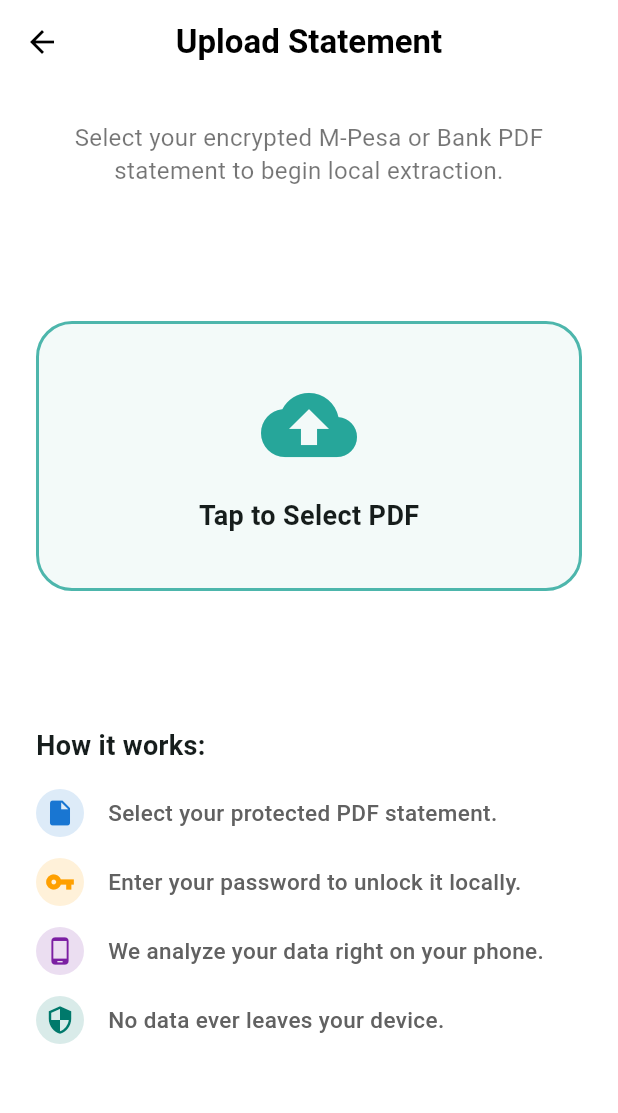
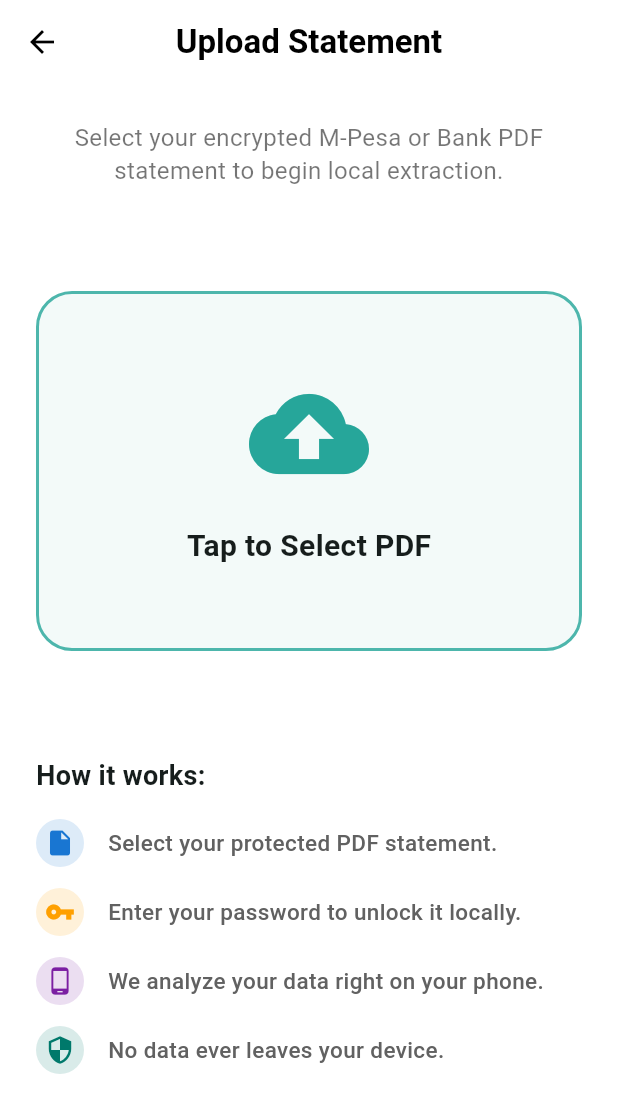
Before and after one commit to NATO-dotcom/CreditPassport, a Flutter app: the UploadScreen screen opened directly, on a phone screen of 412 x 824 dp. Shown: the top 1113 px of the screen. Run offline on Flutter 3.47's test engine with Material 3 defaults, Android fonts, the phone set to English and light mode, and no system bars; our stand-ins replace file_picker, fl_chart, flutter_riverpod.

Commit message:
Finished on the UI

```diff
--- a/lib/features/upload/upload_screen.dart
+++ b/lib/features/upload/upload_screen.dart
@@ -36,7 +36,10 @@ class _UploadScreenState extends ConsumerState<UploadScreen> {
     return Scaffold(
       backgroundColor: Colors.white,
       appBar: AppBar(
-        title: const Text('Upload Statement', style: TextStyle(fontWeight: FontWeight.w600)),
+        title: const Text(
+          'Upload Statement',
+          style: TextStyle(fontWeight: FontWeight.w600),
+        ),
         backgroundColor: Colors.transparent,
         elevation: 0,
         centerTitle: true,
@@ -52,7 +55,11 @@ class _UploadScreenState extends ConsumerState<UploadScreen> {
                 // Restored descriptive text at the top
                 const Text(
                   'Select your encrypted M-Pesa or Bank PDF statement to begin local extraction.',
-                  style: TextStyle(fontSize: 16, color: Colors.black54, height: 1.4),
+                  style: TextStyle(
+                    fontSize: 16,
+                    color: Colors.black54,
+                    height: 1.4,
+                  ),
                   textAlign: TextAlign.center,
                 ),
                 const Spacer(),
@@ -66,11 +73,18 @@ class _UploadScreenState extends ConsumerState<UploadScreen> {
                 _buildFileCard(selectedFileName),
                 const Spacer(),
                 uploadState.when(
-                  loading: () => const Center(child: CircularProgressIndicator(color: Colors.teal)),
-                  error: (error, stack) => Column(children: [
-                    Text(error.toString(), style: const TextStyle(color: Colors.red)),
-                    _buildProcessButton(selectedFileName)
-                  ]),
+                  loading: () => const Center(
+                    child: CircularProgressIndicator(color: Colors.teal),
+                  ),
+                  error: (error, stack) => Column(
+                    children: [
+                      Text(
+                        error.toString(),
+                        style: const TextStyle(color: Colors.red),
+                      ),
+                      _buildProcessButton(selectedFileName),
+                    ],
+                  ),
                   data: (_) => _buildProcessButton(selectedFileName),
                 ),
               ],
@@ -87,24 +101,36 @@ class _UploadScreenState extends ConsumerState<UploadScreen> {
       onTap: () async {
         FilePickerResult? result = await FilePicker.platform.pickFiles(
           type: FileType.custom,
-          allowedExtensions: ['pdf']
+          allowedExtensions: ['pdf'],
         );
-        if (result != null) ref.read(selectedFileProvider.notifier).state = result.files.single.name;
+        if (result != null) {
+          ref.read(selectedFileProvider.notifier).state =
+              result.files.single.name;
+        }
       },
       child: Container(
         width: double.infinity,
-        height: 180,
+        height: 240, // Increased from 180 to give it much more presence
         decoration: BoxDecoration(
           color: Colors.teal.shade50.withOpacity(0.4),
           borderRadius: BorderRadius.circular(24),
-          border: Border.all(color: Colors.teal.shade300, width: 2, style: BorderStyle.solid),
+          border: Border.all(
+            color: Colors.teal.shade300,
+            width: 2,
+            style: BorderStyle.solid,
+          ),
         ),
         child: Column(
           mainAxisAlignment: MainAxisAlignment.center,
           children: [
-            Icon(Icons.cloud_upload, size: 64, color: Colors.teal.shade400),
-            const SizedBox(height: 16),
-            const Text('Tap to Select PDF', style: TextStyle(fontSize: 18, fontWeight: FontWeight.bold)),
+            // Increased the icon size from 64 to 80 to match the new box size
+            Icon(Icons.cloud_upload, size: 80, color: Colors.teal.shade400),
+            const SizedBox(height: 20),
+            // Bumped the font size up slightly to 20
+            const Text(
+              'Tap to Select PDF',
+              style: TextStyle(fontSize: 20, fontWeight: FontWeight.bold),
+            ),
           ],
         ),
       ),
@@ -115,7 +141,10 @@ class _UploadScreenState extends ConsumerState<UploadScreen> {
     return Column(
       crossAxisAlignment: CrossAxisAlignment.start,
       children: [
-        const Text('How it works:', style: TextStyle(fontWeight: FontWeight.bold, fontSize: 18)),
+        const Text(
+          'How it works:',
+          style: TextStyle(fontWeight: FontWeight.bold, fontSize: 18),
+        ),
         const SizedBox(height: 16),
         _StepItem(
           icon: Icons.insert_drive_file,
@@ -154,21 +183,41 @@ class _UploadScreenState extends ConsumerState<UploadScreen> {
         children: [
           Row(
             children: [
-              const Icon(Icons.picture_as_pdf, color: Colors.redAccent, size: 30),
+              const Icon(
+                Icons.picture_as_pdf,
+                color: Colors.redAccent,
+                size: 30,
+              ),
               const SizedBox(width: 16),
-              Expanded(child: Text(fileName, style: const TextStyle(fontWeight: FontWeight.bold))),
-              IconButton(icon: const Icon(Icons.cancel), onPressed: () => ref.read(selectedFileProvider.notifier).state = null),
+              Expanded(
+                child: Text(
+                  fileName,
+                  style: const TextStyle(fontWeight: FontWeight.bold),
+                ),
+              ),
+              IconButton(
+                icon: const Icon(Icons.cancel),
+                onPressed: () =>
+                    ref.read(selectedFileProvider.notifier).state = null,
+              ),
             ],
           ),
           const Divider(height: 32),
-          const Text('Document Password', style: TextStyle(fontWeight: FontWeight.w600)),
+          const Text(
+            'Document Password',
+            style: TextStyle(fontWeight: FontWeight.w600),
+          ),
           const SizedBox(height: 8),
           TextField(
             controller: _passwordController,
             obscureText: true,
             decoration: InputDecoration(
-              filled: true, fillColor: Colors.white,
-              border: OutlineInputBorder(borderRadius: BorderRadius.circular(12), borderSide: BorderSide.none),
+              filled: true,
+              fillColor: Colors.white,
+              border: OutlineInputBorder(
+                borderRadius: BorderRadius.circular(12),
+                borderSide: BorderSide.none,
+              ),
               hintText: 'Enter PDF Password',
             ),
           ),
@@ -185,19 +234,34 @@ class _UploadScreenState extends ConsumerState<UploadScreen> {
           padding: const EdgeInsets.symmetric(vertical: 18),
           backgroundColor: Colors.teal.shade700,
           foregroundColor: Colors.white,
-          shape: RoundedRectangleBorder(borderRadius: BorderRadius.circular(16)),
+          shape: RoundedRectangleBorder(
+            borderRadius: BorderRadius.circular(16),
+          ),
         ),
         onPressed: () async {
           if (_passwordController.text.isNotEmpty) {
-            await ref.read(uploadControllerProvider.notifier).processStatement(fileName, _passwordController.text);
+            await ref
+                .read(uploadControllerProvider.notifier)
+                .processStatement(fileName, _passwordController.text);
             if (ref.read(uploadControllerProvider).hasValue && mounted) {
-              Navigator.pushReplacement(context, MaterialPageRoute(builder: (context) => const DashboardScreen()));
+              _passwordController.clear();
+              Navigator.push(
+                context,
+                MaterialPageRoute(
+                  builder: (context) => const DashboardScreen(),
+                ),
+              );
             }
           } else {
-            ScaffoldMessenger.of(context).showSnackBar(const SnackBar(content: Text('Please enter password')));
+            ScaffoldMessenger.of(context).showSnackBar(
+              const SnackBar(content: Text('Please enter password')),
+            );
           }
         },
-        child: const Text('Process Locally', style: TextStyle(fontSize: 18, fontWeight: FontWeight.bold)),
+        child: const Text(
+          'Process Locally',
+          style: TextStyle(fontSize: 18, fontWeight: FontWeight.bold),
+        ),
       ),
     );
   }
@@ -208,7 +272,11 @@ class _StepItem extends StatelessWidget {
   final String text;
   final Color iconColor;
 
-  const _StepItem({required this.icon, required this.text, required this.iconColor});
+  const _StepItem({
+    required this.icon,
+    required this.text,
+    required this.iconColor,
+  });
 
   @override
   Widget build(BuildContext context) {
@@ -228,7 +296,11 @@ class _StepItem extends StatelessWidget {
           Expanded(
             child: Text(
               text,
-              style: TextStyle(color: Colors.grey.shade700, fontSize: 15, fontWeight: FontWeight.w500),
+              style: TextStyle(
+                color: Colors.grey.shade700,
+                fontSize: 15,
+                fontWeight: FontWeight.w500,
+              ),
             ),
           ),
         ],
--- a/pubspec.yaml
+++ b/pubspec.yaml
@@ -40,6 +40,7 @@ dev_dependencies:
     sdk: flutter
   flutter_riverpod: ^2.4.9
   file_picker: ^8.1.2
+  fl_chart: ^0.69.0
 
   # The "flutter_lints" package below contains a set of recommended lints to
   # encourage good coding practices. The lint set provided by the package is
```
Also changed, not shown: lib/features/dashboard/dashboard_screen.dart (+127 -56 lines), lib/models/score.dart (added, +13 -0 lines), lib/services/scoring/scoring_engine.dart (added, +71 -0 lines), pubspec.lock.
